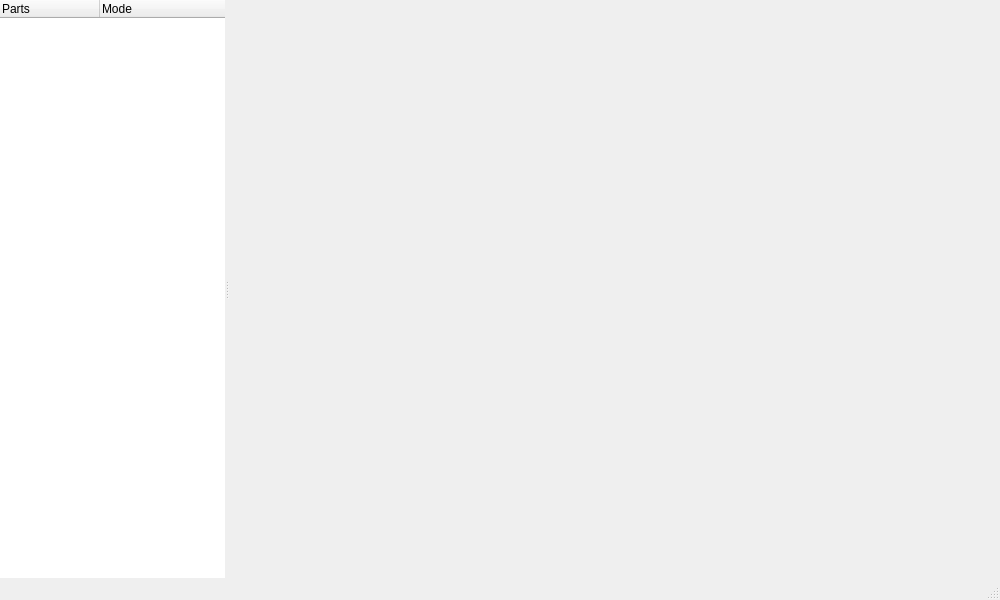
The window that src/yarpmotorgui/mainwindow.ui (robotology/yarp) describes before a commit, drawn with Qt 5.
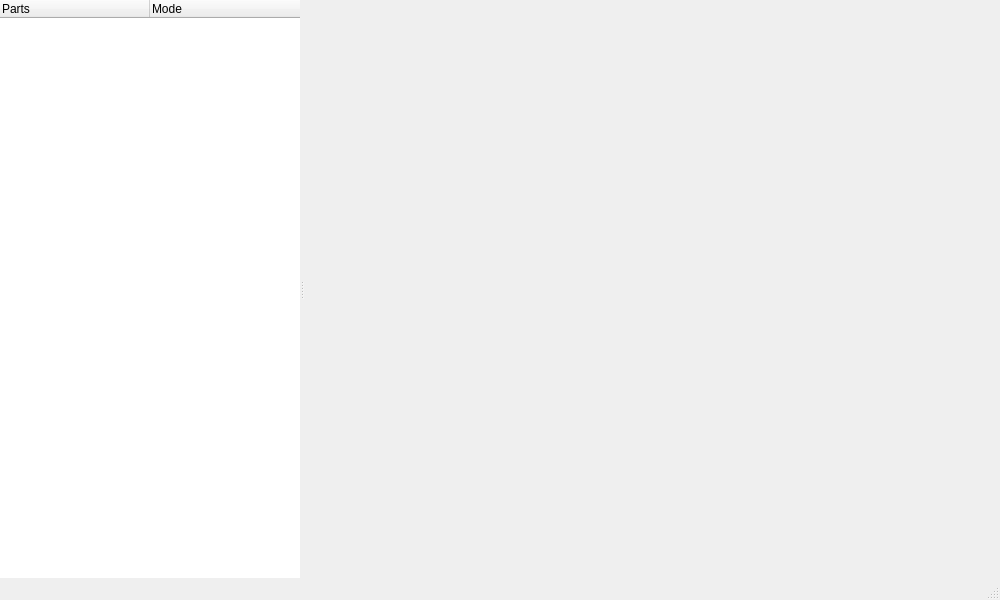
The same window after the commit. Icons and pictures are not drawn. Custom widgets are drawn as their Qt base class.

Patch:
```diff
--- a/src/yarpmotorgui/mainwindow.ui
+++ b/src/yarpmotorgui/mainwindow.ui
@@ -54,7 +54,7 @@
        </property>
        <property name="maximumSize">
         <size>
-         <width>225</width>
+         <width>300</width>
          <height>16777215</height>
         </size>
        </property>
@@ -65,7 +65,7 @@
         <bool>true</bool>
        </property>
        <attribute name="headerDefaultSectionSize">
-        <number>100</number>
+        <number>150</number>
        </attribute>
        <column>
         <property name="text">
```
Left out of the diff: 4 changed lines with no effect on the pictures.
